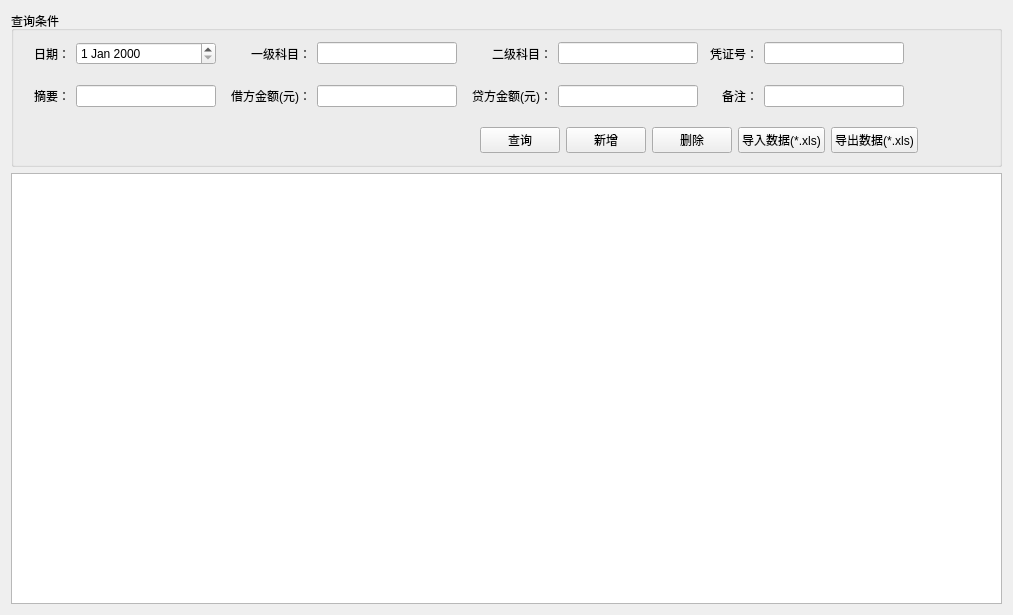
Qt form FinancialSoft/FinancialSoft/FinancialSoft.ui (ffggs/FinancialSoft) before a commit.
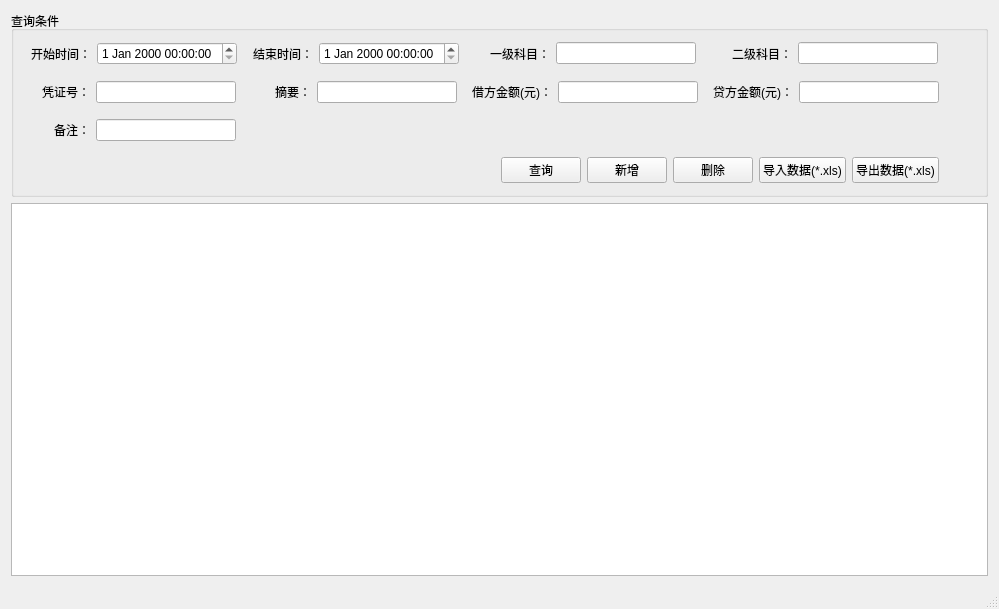
The same form after that commit.

What changed in the file:
```diff
--- a/FinancialSoft/FinancialSoft/FinancialSoft.ui
+++ b/FinancialSoft/FinancialSoft/FinancialSoft.ui
@@ -6,8 +6,8 @@
    <rect>
     <x>0</x>
     <y>0</y>
-    <width>1013</width>
-    <height>615</height>
+    <width>999</width>
+    <height>609</height>
    </rect>
   </property>
   <property name="windowTitle">
@@ -407,9 +407,11 @@
           <property name="title">
            <string>查询条件</string>
           </property>
+          <layout class="QHBoxLayout" name="horizontalLayout_13">
+           <item>
           <layout class="QVBoxLayout" name="verticalLayout">
            <property name="spacing">
-            <number>20</number>
+              <number>16</number>
            </property>
            <item>
             <layout class="QHBoxLayout" name="horizontalLayout_10">
@@ -425,18 +427,18 @@
                 <widget class="QLabel" name="label">
                  <property name="minimumSize">
                   <size>
-                   <width>45</width>
+                     <width>65</width>
                    <height>0</height>
                   </size>
                  </property>
                  <property name="maximumSize">
                   <size>
-                   <width>45</width>
+                     <width>65</width>
                    <height>16777215</height>
                   </size>
                  </property>
                  <property name="text">
-                  <string>日期：</string>
+                    <string>开始时间：</string>
                  </property>
                  <property name="alignment">
                   <set>Qt::AlignRight|Qt::AlignTrailing|Qt::AlignVCenter</set>
@@ -444,7 +446,7 @@
                 </widget>
                </item>
                <item>
-                <widget class="QDateEdit" name="dateEdit_query">
+                  <widget class="QDateTimeEdit" name="dateTimeEdit_query_start">
                  <property name="minimumSize">
                   <size>
                    <width>140</width>
@@ -463,6 +465,48 @@
              </item>
              <item>
               <layout class="QHBoxLayout" name="horizontalLayout_3">
+                 <item>
+                  <layout class="QHBoxLayout" name="horizontalLayout_12">
+                   <item>
+                    <widget class="QLabel" name="label_9">
+                     <property name="minimumSize">
+                      <size>
+                       <width>65</width>
+                       <height>0</height>
+                      </size>
+                     </property>
+                     <property name="maximumSize">
+                      <size>
+                       <width>65</width>
+                       <height>16777215</height>
+                      </size>
+                     </property>
+                     <property name="text">
+                      <string>结束时间：</string>
+                     </property>
+                     <property name="alignment">
+                      <set>Qt::AlignRight|Qt::AlignTrailing|Qt::AlignVCenter</set>
+                     </property>
+                    </widget>
+                   </item>
+                   <item>
+                    <widget class="QDateTimeEdit" name="dateTimeEdit_query_end">
+                     <property name="minimumSize">
+                      <size>
+                       <width>140</width>
+                       <height>0</height>
+                      </size>
+                     </property>
+                     <property name="maximumSize">
+                      <size>
+                       <width>140</width>
+                       <height>16777215</height>
+                      </size>
+                     </property>
+                    </widget>
+                   </item>
+                  </layout>
+                 </item>
                <item>
                 <widget class="QLabel" name="label_2">
                  <property name="minimumSize">
@@ -545,19 +589,32 @@
                </item>
               </layout>
              </item>
+              </layout>
+             </item>
+             <item>
+              <layout class="QHBoxLayout" name="horizontalLayout_11">
+               <property name="spacing">
+                <number>10</number>
+               </property>
+               <property name="leftMargin">
+                <number>0</number>
+               </property>
+               <property name="rightMargin">
+                <number>0</number>
+               </property>
              <item>
               <layout class="QHBoxLayout" name="horizontalLayout_9">
                <item>
                 <widget class="QLabel" name="label_8">
                  <property name="minimumSize">
                   <size>
-                   <width>50</width>
+                     <width>65</width>
                    <height>0</height>
                   </size>
                  </property>
                  <property name="maximumSize">
                   <size>
-                   <width>50</width>
+                     <width>65</width>
                    <height>16777215</height>
                   </size>
                  </property>
@@ -588,41 +645,18 @@
               </layout>
              </item>
              <item>
-              <spacer name="horizontalSpacer_2">
-               <property name="orientation">
-                <enum>Qt::Horizontal</enum>
-               </property>
-               <property name="sizeHint" stdset="0">
-                <size>
-                 <width>40</width>
-                 <height>20</height>
-                </size>
-               </property>
-              </spacer>
-             </item>
-            </layout>
-           </item>
-           <item>
-            <layout class="QHBoxLayout" name="horizontalLayout_11">
-             <property name="spacing">
-              <number>10</number>
-             </property>
-             <property name="rightMargin">
-              <number>0</number>
-             </property>
-             <item>
               <layout class="QHBoxLayout" name="horizontalLayout_5">
                <item>
                 <widget class="QLabel" name="label_4">
                  <property name="minimumSize">
                   <size>
-                   <width>45</width>
+                     <width>65</width>
                    <height>0</height>
                   </size>
                  </property>
                  <property name="maximumSize">
                   <size>
-                   <width>45</width>
+                     <width>65</width>
                    <height>16777215</height>
                   </size>
                  </property>
@@ -736,19 +770,21 @@
                </item>
               </layout>
              </item>
+              </layout>
+             </item>
              <item>
               <layout class="QHBoxLayout" name="horizontalLayout_8">
                <item>
                 <widget class="QLabel" name="label_7">
                  <property name="minimumSize">
                   <size>
-                   <width>50</width>
+                   <width>65</width>
                    <height>0</height>
                   </size>
                  </property>
                  <property name="maximumSize">
                   <size>
-                   <width>50</width>
+                   <width>65</width>
                    <height>16777215</height>
                   </size>
                  </property>
@@ -776,10 +812,8 @@
                  </property>
                 </widget>
                </item>
-              </layout>
-             </item>
              <item>
-              <spacer name="horizontalSpacer_3">
+                <spacer name="horizontalSpacer_8">
                <property name="orientation">
                 <enum>Qt::Horizontal</enum>
                </property>
@@ -796,7 +830,7 @@
            <item>
             <layout class="QHBoxLayout" name="horizontalLayout_22">
              <property name="rightMargin">
-              <number>70</number>
+                <number>0</number>
              </property>
              <item>
               <spacer name="horizontalSpacer">
@@ -849,6 +883,21 @@
             </layout>
            </item>
           </layout>
+           </item>
+           <item>
+            <spacer name="horizontalSpacer_2">
+             <property name="orientation">
+              <enum>Qt::Horizontal</enum>
+             </property>
+             <property name="sizeHint" stdset="0">
+              <size>
+               <width>26</width>
+               <height>20</height>
+              </size>
+             </property>
+            </spacer>
+           </item>
+          </layout>
          </widget>
         </item>
         <item>
@@ -860,6 +909,7 @@
     </item>
    </layout>
   </widget>
+  <widget class="QStatusBar" name="statusBar"/>
  </widget>
  <layoutdefault spacing="6" margin="11"/>
  <tabstops>
```
Left out of the diff: 1 changed line with no effect on the pictures. Lines whose indentation alone changed are shown as unchanged.
